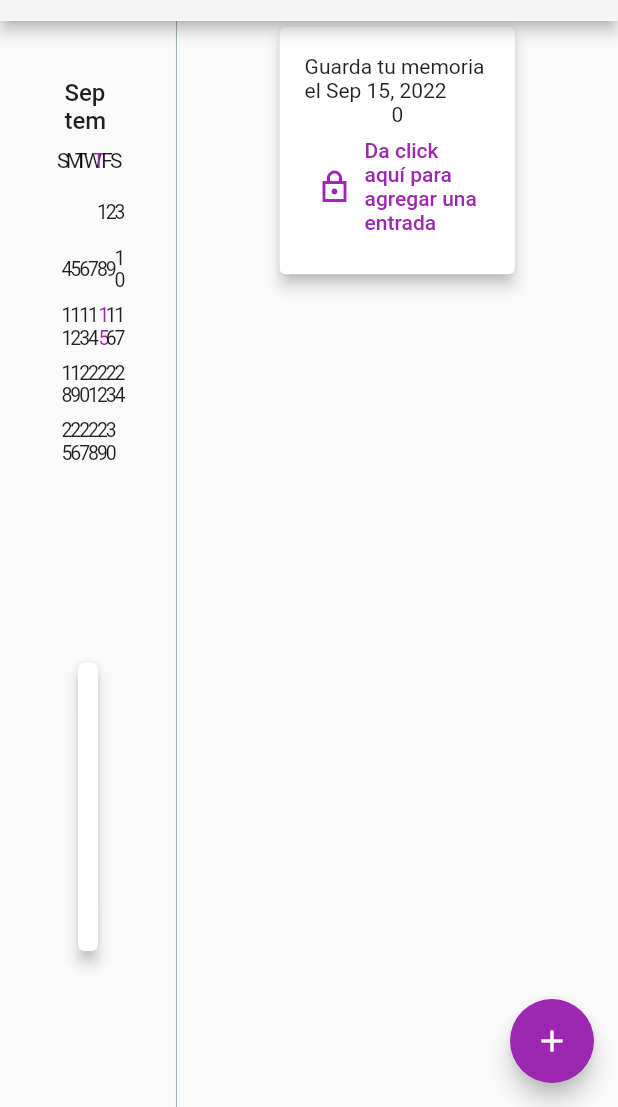
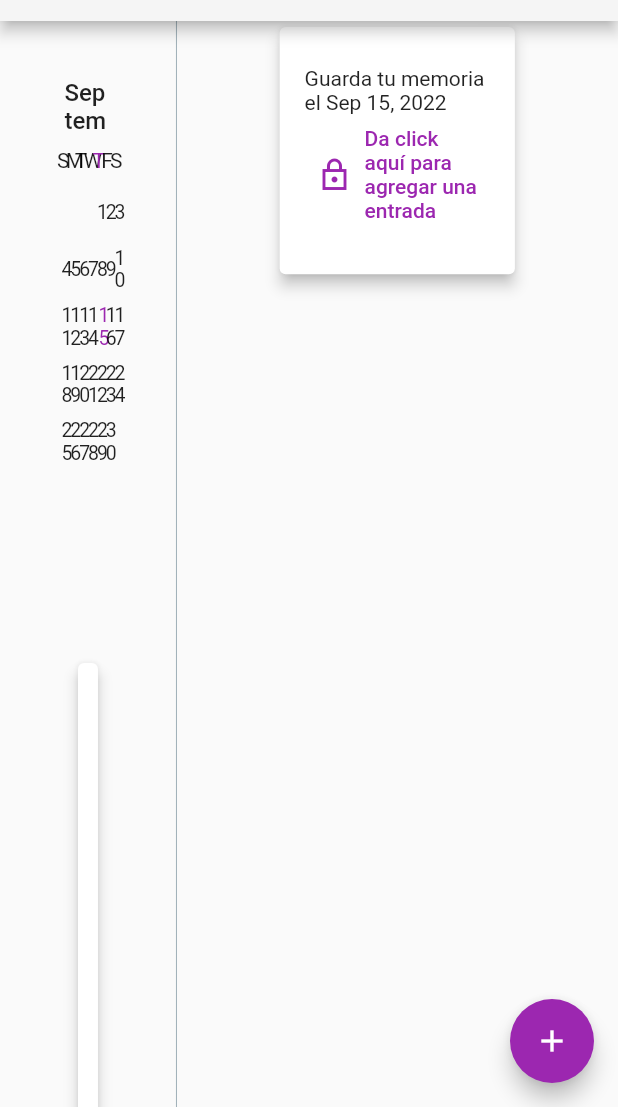
Before and after one commit to a01025303/web-diary-app, a Flutter app: the MyMainPage screen opened directly, on a phone screen of 412 x 824 dp, the part 129-1236 px from its top. Run offline on Flutter 3.47's test engine with Material 2 defaults, Android fonts, the phone set to English and light mode, and no system bars; drawn by our look-alikes of delayed_display, syncfusion_flutter_datepicker; our stand-ins replace cloud_firestore, firebase_auth, firebase_core, firebase_storage, fluttertoast; missing offline and left inert: dart:html, image_picker_web_redux, mime_type, universal_html; accounts and stored records are empty; network calls fail; statements that could not run were skipped.

Commit message:
Final flutter app

```diff
--- a/webdiary/lib/screens/main_page.dart
+++ b/webdiary/lib/screens/main_page.dart
@@ -211,11 +211,11 @@ class _MainPageState extends State<MyMainPage> {
                             size: 40,
                             color: Colors.purple,
                           ),
-                          label: Expanded(
+                          label: Container(
                             child: Padding(
                               padding: const EdgeInsets.all(8.0),
                               child: Text(
-                                'Write New',
+                                'Escribir entrada',
                                 style: TextStyle(fontSize: 17),
                               ),
                             ),
--- a/webdiary/lib/widgets/diary_list_view.dart
+++ b/webdiary/lib/widgets/diary_list_view.dart
@@ -80,7 +80,6 @@ class DiaryListView extends StatelessWidget {
                                       style:
                                           Theme.of(context).textTheme.bodyText2,
                                     ),
-                                    Text('${filteredDiaryList.length}'),
                                     TextButton.icon(
                                       icon: Icon(Icons.lock_outline_sharp),
                                       label: Text(
```
